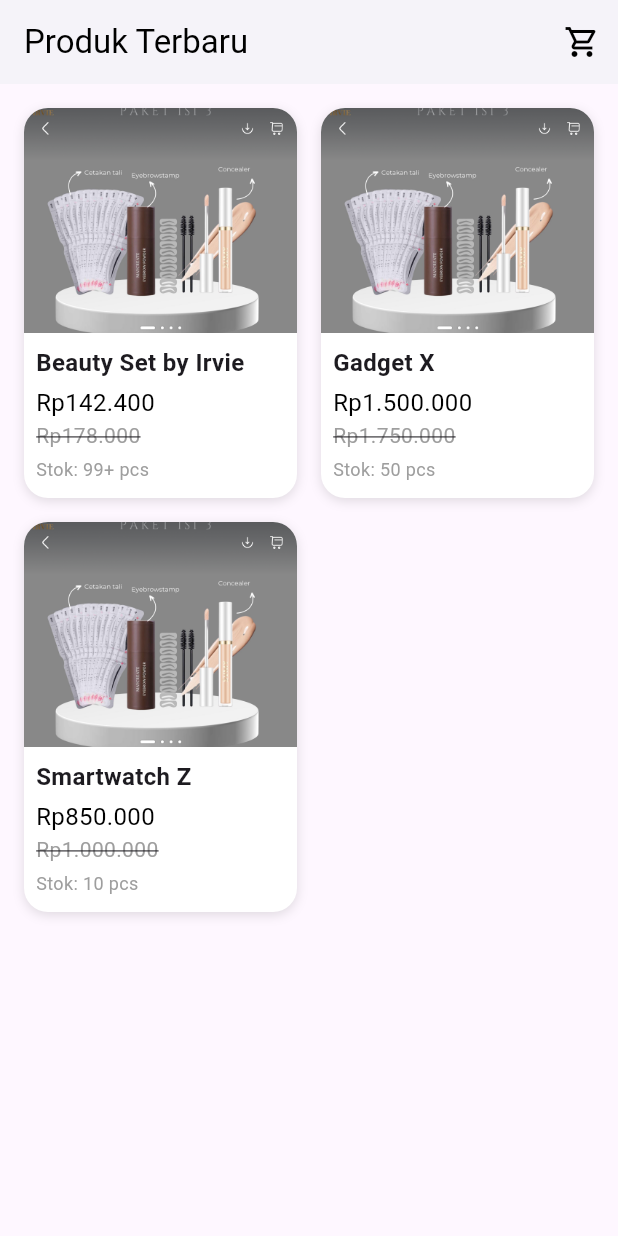
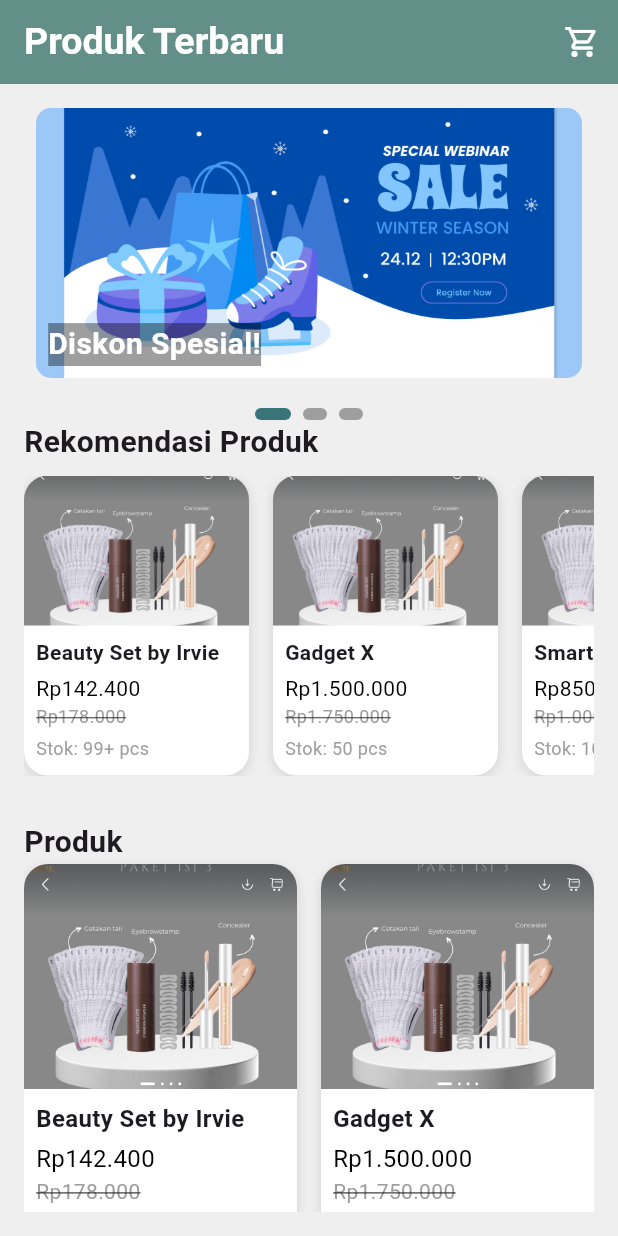
Before and after one commit to adirifta/flutter_application, a Flutter app: the screen it shows after launch, after a tap on "Lewati", on a phone screen of 412 x 824 dp. Run offline on Flutter 3.47's test engine with Material 3 defaults, Android fonts, the phone set to English and light mode, and no system bars.

Commit message:
Menambahkan responsif dan home produk

```diff
--- /dev/null
+++ b/lib/componennt/data/ad_data.dart
@@ -0,0 +1,25 @@
+// ad_data.dart
+class Advertisement {
+  final String imageUrl;
+  final String title;
+
+  Advertisement({
+    required this.imageUrl,
+    required this.title,
+  });
+}
+
+List<Advertisement> advertisements = [
+  Advertisement(
+    imageUrl: 'assets/img/iklan_1.jpg',
+    title: 'Diskon Spesial!',
+  ),
+  Advertisement(
+    imageUrl: 'assets/img/iklan_2.jpg',
+    title: 'Promo Terbaru!',
+  ),
+  Advertisement(
+    imageUrl: 'assets/img/iklan_3.jpg',
+    title: 'Penawaran Hebat!',
+  ),
+];
--- /dev/null
+++ b/lib/componennt/data/product_data.dart
@@ -0,0 +1,23 @@
+final List<Map<String, dynamic>> products = [
+  {
+    'name': 'Beauty Set by Irvie',
+    'price': 'Rp142.400',
+    'oldPrice': 'Rp178.000',
+    'image': 'assets/img/detail_produk.png',
+    'stock': 'Stok: 99+ pcs',
+  },
+  {
+    'name': 'Gadget X',
+    'price': 'Rp1.500.000',
+    'oldPrice': 'Rp1.750.000',
+    'image': 'assets/img/detail_produk.png',
+    'stock': 'Stok: 50 pcs',
+  },
+  {
+    'name': 'Smartwatch Z',
+    'price': 'Rp850.000',
+    'oldPrice': 'Rp1.000.000',
+    'image': 'assets/img/detail_produk.png',
+    'stock': 'Stok: 10 pcs',
+  },
+];
--- a/lib/onboarding_page.dart
+++ b/lib/componennt/onboarding/onboarding_page.dart
@@ -1,5 +1,5 @@
 import 'package:flutter/material.dart';
-import 'onboarding_data.dart';
+import '../data/onboarding_data.dart';
 
 class OnboardingPage extends StatelessWidget {
   final OnboardingData data;
--- a/lib/onboarding_screen.dart
+++ b/lib/componennt/onboarding/onboarding_screen.dart
@@ -1,8 +1,8 @@
 import 'package:flutter/material.dart';
 import 'onboarding_page.dart';
-import 'onboarding_data.dart';
+import '../data/onboarding_data.dart';
 // ignore: unused_import
-import 'product_detail_page.dart';
+import '../product/product_detail_page.dart';
 
 class OnboardingScreen extends StatefulWidget {
   const OnboardingScreen({super.key});
@@ -19,20 +19,21 @@ class _OnboardingScreenState extends State<OnboardingScreen> {
   final List<OnboardingData> onboardingData = [
     OnboardingData(
       imagePath: 'assets/img/onboarding_1.jpg',
-      title: 'Gratis Materi Belajar Menjadi Seller Handal',
+      title: 'Gratis Tips Menjadi Penjual Sepatu Sukses',
       subtitle:
-          'Nggak bisa jualan? Jangan khawatir, Tokomare akan membimbing kamu hingga menjadi seller langsung dari ahlinya.',
+          'Belum bisa jualan sepatu? Jangan khawatir, kami akan membimbingmu untuk menjadi penjual sepatu handal dengan panduan dari para ahli.',
     ),
     OnboardingData(
-      imagePath: 'assets/img/onboarding_2.png',
-      title: 'Ribuan Produk dengan Kualitas Terbaik',
+      imagePath: 'assets/img/onboarding_2.jpg',
+      title: 'Koleksi Sepatu Berkualitas Tinggi',
       subtitle:
-          'Tokomare menyediakan ribuan produk dengan kualitas terbaik dari seller terpercaya.',
+          'Kami menyediakan berbagai jenis sepatu berkualitas dari penjual terpercaya.',
     ),
     OnboardingData(
-      imagePath: 'assets/img/onboarding_3.png',
-      title: 'Toko Online Unik Untuk Kamu Jualan',
-      subtitle: 'Sudut-sudut unik dan toko online profesional siap pakai!',
+      imagePath: 'assets/img/onboarding_3.jpg',
+      title: 'Toko Sepatu Online Unik untuk Bisnismu',
+      subtitle:
+          'Toko sepatu online dengan desain profesional siap digunakan untuk jualan!',
     ),
   ];
 
@@ -90,8 +91,8 @@ class _OnboardingScreenState extends State<OnboardingScreen> {
                   width: currentIndex == index ? 24 : 8,
                   decoration: BoxDecoration(
                     color: currentIndex == index
-                        ? const Color.fromARGB(255, 255, 255, 255)
-                        : Colors.grey,
+                        ? const Color(0xff243642)
+                        : const Color.fromARGB(255, 153, 153, 153),
                     borderRadius: BorderRadius.circular(4),
                   ),
                 );
@@ -115,7 +116,7 @@ class _OnboardingScreenState extends State<OnboardingScreen> {
               },
               style: ElevatedButton.styleFrom(
                 foregroundColor: Colors.white,
-                backgroundColor: Colors.black,
+                backgroundColor: const Color(0xff387478),
                 shape: RoundedRectangleBorder(
                   borderRadius: BorderRadius.circular(10),
                 ),
--- /dev/null
+++ b/lib/componennt/product/ad_slider.dart
@@ -0,0 +1,126 @@
+import 'dart:async';
+import 'package:flutter/material.dart';
+import '../data/ad_data.dart';
+
+class AdSlider extends StatefulWidget {
+  const AdSlider({super.key});
+
+  @override
+  // ignore: library_private_types_in_public_api
+  _AdSliderState createState() => _AdSliderState();
+}
+
+class _AdSliderState extends State<AdSlider> {
+  // ignore: prefer_final_fields
+  PageController _pageController = PageController();
+  int _currentPage = 0;
+  late Timer _timer;
+
+  @override
+  void initState() {
+    super.initState();
+    _timer = Timer.periodic(const Duration(seconds: 3), (Timer timer) {
+      if (_currentPage < advertisements.length - 1) {
+        _currentPage++;
+      } else {
+        _currentPage = 0;
+      }
+      _pageController.animateToPage(
+        _currentPage,
+        duration: const Duration(milliseconds: 300),
+        curve: Curves.easeIn,
+      );
+    });
+  }
+
+  @override
+  void dispose() {
+    _pageController.dispose();
+    _timer.cancel();
+    super.dispose();
+  }
+
+  @override
+  Widget build(BuildContext context) {
+    return LayoutBuilder(
+      builder: (context, constraints) {
+        double imageHeight;
+        if (constraints.maxWidth < 600) {
+          imageHeight = 180; // Mobile size
+        } else if (constraints.maxWidth < 900) {
+          imageHeight = 300; // Tablet size
+        } else {
+          imageHeight = 600; // Desktop size
+        }
+
+        return Column(
+          children: [
+            SizedBox(
+              height: imageHeight,
+              child: PageView.builder(
+                controller: _pageController,
+                itemCount: advertisements.length,
+                onPageChanged: (int index) {
+                  setState(() {
+                    _currentPage = index;
+                  });
+                },
+                itemBuilder: (context, index) {
+                  return _buildAdItem(advertisements[index], imageHeight);
+                },
+              ),
+            ),
+            const SizedBox(height: 20),
+            Row(
+              mainAxisAlignment: MainAxisAlignment.center,
+              children: List.generate(advertisements.length, (index) {
+                return _buildIndicator(index == _currentPage);
+              }),
+            ),
+          ],
+        );
+      },
+    );
+  }
+
+  Widget _buildAdItem(Advertisement ad, double height) {
+    return Container(
+      margin: const EdgeInsets.symmetric(horizontal: 8.0),
+      decoration: BoxDecoration(
+        borderRadius: BorderRadius.circular(10),
+        image: DecorationImage(
+          image: AssetImage(ad.imageUrl),
+          fit: BoxFit.cover,
+        ),
+      ),
+      child: Align(
+        alignment: Alignment.bottomLeft,
+        child: Padding(
+          padding: const EdgeInsets.all(8.0),
+          child: Text(
+            ad.title,
+            style: const TextStyle(
+              color: Colors.white,
+              fontWeight: FontWeight.bold,
+              fontSize: 20,
+              backgroundColor: Colors.black38,
+            ),
+          ),
+        ),
+      ),
+    );
+  }
+
+  Widget _buildIndicator(bool isActive) {
+    return AnimatedContainer(
+      duration: const Duration(milliseconds: 300),
+      margin: const EdgeInsets.symmetric(horizontal: 4.0),
+      height: 8.0,
+      width: isActive ? 24.0 : 16.0,
+      decoration: BoxDecoration(
+        color: isActive ? const Color(0xFF387478) : Colors.grey,
+        borderRadius: BorderRadius.circular(4.0),
+      ),
+    );
+  }
+}
--- /dev/null
+++ b/lib/componennt/product/product_card.dart
@@ -0,0 +1,184 @@
+import 'package:flutter/material.dart';
+
+class ProductCard extends StatelessWidget {
+  final String name;
+  final String price;
+  final String oldPrice;
+  final String imageUrl;
+  final String stock;
+
+  const ProductCard({
+    super.key,
+    required this.name,
+    required this.price,
+    required this.oldPrice,
+    required this.imageUrl,
+    required this.stock,
+  });
+
+  @override
+  Widget build(BuildContext context) {
+    return Container(
+      decoration: BoxDecoration(
+        borderRadius: BorderRadius.circular(16.0),
+        color: Colors.white,
+        boxShadow: const [
+          BoxShadow(
+            color: Colors.black12,
+            blurRadius: 6.0,
+            offset: Offset(0, 2),
+          ),
+        ],
+      ),
+      child: Column(
+        crossAxisAlignment: CrossAxisAlignment.start,
+        children: [
+          // Product image
+          ClipRRect(
+            borderRadius: const BorderRadius.only(
+              topLeft: Radius.circular(16.0),
+              topRight: Radius.circular(16.0),
+            ),
+            child: Image.asset(
+              imageUrl,
+              height: 150,
+              width: double.infinity,
+              fit: BoxFit.cover,
+            ),
+          ),
+          Padding(
+            padding: const EdgeInsets.all(8.0),
+            child: Column(
+              crossAxisAlignment: CrossAxisAlignment.start,
+              children: [
+                Text(
+                  name,
+                  style: const TextStyle(
+                    fontSize: 16,
+                    fontWeight: FontWeight.bold,
+                  ),
+                ),
+                const SizedBox(height: 4.0),
+                Text(
+                  price,
+                  style: const TextStyle(
+                    fontSize: 16,
+                    color: Colors.black,
+                  ),
+                ),
+                Text(
+                  oldPrice,
+                  style: const TextStyle(
+                    fontSize: 14,
+                    decoration: TextDecoration.lineThrough,
+                    color: Colors.grey,
+                  ),
+                ),
+                const SizedBox(height: 4.0),
+                Text(
+                  stock,
+                  style: const TextStyle(
+                    fontSize: 12,
+                    color: Colors.grey,
+                  ),
+                ),
+              ],
+            ),
+          ),
+        ],
+      ),
+    );
+  }
+}
+
+class HorizontalProductCard extends StatelessWidget {
+  final String name;
+  final String price;
+  final String oldPrice;
+  final String imageUrl;
+  final String stock;
+
+  const HorizontalProductCard({
+    super.key,
+    required this.name,
+    required this.price,
+    required this.oldPrice,
+    required this.imageUrl,
+    required this.stock,
+  });
+
+  @override
+  Widget build(BuildContext context) {
+    return Container(
+      width: 150, // Set a fixed width for horizontal cards
+      decoration: BoxDecoration(
+        borderRadius: BorderRadius.circular(16.0),
+        color: Colors.white,
+        boxShadow: const [
+          BoxShadow(
+            color: Colors.black12,
+            blurRadius: 6.0,
+            offset: Offset(0, 2),
+          ),
+        ],
+      ),
+      child: Column(
+        crossAxisAlignment: CrossAxisAlignment.start,
+        children: [
+          // Product image
+          ClipRRect(
+            borderRadius: const BorderRadius.only(
+              topLeft: Radius.circular(16.0),
+              topRight: Radius.circular(16.0),
+            ),
+            child: Image.asset(
+              imageUrl,
+              height: 100,
+              width: double.infinity,
+              fit: BoxFit.cover,
+            ),
+          ),
+          Padding(
+            padding: const EdgeInsets.all(8.0),
+            child: Column(
+              crossAxisAlignment: CrossAxisAlignment.start,
+              children: [
+                Text(
+                  name,
+                  style: const TextStyle(
+                    fontSize: 14,
+                    fontWeight: FontWeight.bold,
+                  ),
+                ),
+                const SizedBox(height: 4.0),
+                Text(
+                  price,
+                  style: const TextStyle(
+                    fontSize: 14,
+                    color: Colors.black,
+                  ),
+                ),
+                Text(
+                  oldPrice,
+                  style: const TextStyle(
+                    fontSize: 12,
+                    decoration: TextDecoration.lineThrough,
+                    color: Colors.grey,
+                  ),
+                ),
+                const SizedBox(height: 4.0),
+                Text(
+                  stock,
+                  style: const TextStyle(
+                    fontSize: 12,
+                    color: Colors.grey,
+                  ),
+                ),
+              ],
+            ),
+          ),
+        ],
+      ),
+    );
+  }
+}
--- a/lib/home_page.dart
+++ b/lib/home_page.dart
@@ -1,68 +1,166 @@
 import 'package:flutter/material.dart';
-import 'product_detail_page.dart';
+import 'package:flutter_application/componennt/product/ad_slider.dart';
+import 'componennt/product/product_detail_page.dart';
+import 'componennt/product/product_card.dart';
+import 'componennt/data/product_data.dart';
 
 class HomePage extends StatelessWidget {
   const HomePage({super.key});
 
   @override
   Widget build(BuildContext context) {
-    // Sample list of products
-    final List<Map<String, dynamic>> products = [
-      {
-        'name': 'Beauty Set by Irvie',
-        'price': 'Rp142.400',
-        'oldPrice': 'Rp178.000',
-        'image': 'assets/img/detail_produk.png',
-        'stock': 'Stok: 99+ pcs',
-      },
-      {
-        'name': 'Gadget X',
-        'price': 'Rp1.500.000',
-        'oldPrice': 'Rp1.750.000',
-        'image': 'assets/img/detail_produk.png',
-        'stock': 'Stok: 50 pcs',
-      },
-      {
-        'name': 'Smartwatch Z',
-        'price': 'Rp850.000',
-        'oldPrice': 'Rp1.000.000',
-        'image': 'assets/img/detail_produk.png',
-        'stock': 'Stok: 10 pcs',
-      },
-    ];
+    // Get the screen size
+    Size screenSize = MediaQuery.of(context).size;
 
     return Scaffold(
       appBar: AppBar(
-        title: const Text(
-          'Produk Terbaru',
-          style: TextStyle(color: Colors.black),
+        backgroundColor: const Color(0xFF629584),
+        elevation: 4,
+        title: const Row(
+          children: [
+            Text(
+              'Produk Terbaru',
+              style: TextStyle(
+                color: Colors.white,
+                fontWeight: FontWeight.bold,
+                fontSize: 25,
+              ),
+            ),
+            Spacer(),
+          ],
         ),
-        backgroundColor: Colors.white,
-        elevation: 2,
         actions: [
           IconButton(
-            icon: const Icon(Icons.shopping_cart_outlined, color: Colors.black),
-            onPressed: () {
-              // Add cart functionality here
-            },
+            icon: const Icon(Icons.shopping_cart_outlined),
+            color: Colors.white,
+            onPressed: () {},
           ),
         ],
       ),
-      body: Padding(
+      body: Container(
+        color: const Color(0xFFEFEFEF),
         padding: const EdgeInsets.all(16.0),
-        child: GridView.builder(
-          gridDelegate: const SliverGridDelegateWithFixedCrossAxisCount(
-            crossAxisCount: 2, // 2 products per row
+        child: LayoutBuilder(
+          builder: (context, constraints) {
+            // Determine layout based on screen width
+            if (constraints.maxWidth < 600) {
+              // Mobile layout
+              return SingleChildScrollView(
+                child: Column(
+                  children: [
+                    const AdSlider(),
+                    _buildRecommendations(context),
+                    _buildProductGrid(context, 2), // 2 columns for mobile
+                  ],
+                ),
+              );
+            } else if (constraints.maxWidth < 900) {
+              // Tablet layout
+              return SingleChildScrollView(
+                child: Column(
+                  children: [
+                    const AdSlider(),
+                    _buildRecommendations(context),
+                    _buildProductGrid(context, 3), // 3 columns for tablet
+                  ],
+                ),
+              );
+            } else {
+              // Desktop layout
+              return SingleChildScrollView(
+                child: Column(
+                  children: [
+                    const AdSlider(),
+                    _buildRecommendations(context),
+                    _buildProductGrid(context, 4), // 4 columns for desktop
+                  ],
+                ),
+              );
+            }
+          },
+        ),
+      ),
+    );
+  }
+
+  Widget _buildRecommendations(BuildContext context) {
+    return Column(
+      crossAxisAlignment: CrossAxisAlignment.start,
+      children: [
+        const Align(
+          alignment: Alignment.centerLeft,
+          child: Text(
+            'Rekomendasi Produk',
+            style: TextStyle(
+              fontSize: 20,
+              fontWeight: FontWeight.bold,
+            ),
+          ),
+        ),
+        const SizedBox(height: 8.0),
+        SizedBox(
+          height: 200,
+          child: ListView.builder(
+            scrollDirection: Axis.horizontal,
+            itemCount: products.length,
+            itemBuilder: (context, index) {
+              final product = products[index];
+              return Padding(
+                padding: const EdgeInsets.only(right: 16.0),
+                child: GestureDetector(
+                  onTap: () {
+                    Navigator.push(
+                      context,
+                      MaterialPageRoute(
+                        builder: (context) => const ProductDetailPage(),
+                      ),
+                    );
+                  },
+                  child: HorizontalProductCard(
+                    name: product['name'],
+                    price: product['price'],
+                    oldPrice: product['oldPrice'],
+                    imageUrl: product['image'],
+                    stock: product['stock'],
+                  ),
+                ),
+              );
+            },
+          ),
+        ),
+        const SizedBox(height: 30),
+      ],
+    );
+  }
+
+  Widget _buildProductGrid(BuildContext context, int columns) {
+    return Column(
+      crossAxisAlignment: CrossAxisAlignment.start,
+      children: [
+        const Align(
+          alignment: Alignment.centerLeft,
+          child: Text(
+            'Produk',
+            style: TextStyle(
+              fontSize: 20,
+              fontWeight: FontWeight.bold,
+            ),
+          ),
+        ),
+        GridView.builder(
+          gridDelegate: SliverGridDelegateWithFixedCrossAxisCount(
+            crossAxisCount: columns,
             crossAxisSpacing: 16.0,
             mainAxisSpacing: 16.0,
             childAspectRatio: 0.7,
           ),
           itemCount: products.length,
+          shrinkWrap: true,
+          physics: const NeverScrollableScrollPhysics(),
           itemBuilder: (context, index) {
             final product = products[index];
             return GestureDetector(
               onTap: () {
-                // Navigate to product detail
                 Navigator.push(
                   context,
                   MaterialPageRoute(
@@ -80,99 +178,8 @@ class HomePage extends StatelessWidget {
             );
           },
         ),
-      ),
+        const SizedBox(height: 50),
+      ],
     );
   }
 }
-
-// Custom widget for displaying a product card
-class ProductCard extends StatelessWidget {
-  final String name;
-  final String price;
-  final String oldPrice;
-  final String imageUrl;
-  final String stock;
-
-  const ProductCard({
-    Key? key,
-    required this.name,
-    required this.price,
-    required this.oldPrice,
-    required this.imageUrl,
-    required this.stock,
-  }) : super(key: key);
-
-  @override
-  Widget build(BuildContext context) {
-    return Container(
-      decoration: BoxDecoration(
-        borderRadius: BorderRadius.circular(16.0),
-        color: Colors.white,
-        boxShadow: const [
-          BoxShadow(
-            color: Colors.black12,
-            blurRadius: 6.0,
-            offset: Offset(0, 2),
-          ),
-        ],
-      ),
-      child: Column(
-        crossAxisAlignment: CrossAxisAlignment.start,
-        children: [
-          // Product image
-          ClipRRect(
-            borderRadius: const BorderRadius.only(
-              topLeft: Radius.circular(16.0),
-              topRight: Radius.circular(16.0),
-            ),
-            child: Image.asset(
-              imageUrl,
-              height: 150,
-              width: double.infinity,
-              fit: BoxFit.cover,
-            ),
-          ),
-          Padding(
-            padding: const EdgeInsets.all(8.0),
-            child: Column(
-              crossAxisAlignment: CrossAxisAlignment.start,
-              children: [
-                Text(
-                  name,
-                  style: const TextStyle(
-                    fontSize: 16,
-                    fontWeight: FontWeight.bold,
-                  ),
-                ),
-                const SizedBox(height: 4.0),
-                Text(
-                  price,
-                  style: const TextStyle(
-                    fontSize: 16,
-                    color: Colors.black,
-                  ),
-                ),
-                Text(
-                  oldPrice,
-                  style: const TextStyle(
-                    fontSize: 14,
-                    decoration: TextDecoration.lineThrough,
-                    color: Colors.grey,
-                  ),
-                ),
-                const SizedBox(height: 4.0),
-                Text(
-                  stock,
-                  style: const TextStyle(
-                    fontSize: 12,
-                    color: Colors.grey,
-                  ),
-                ),
-              ],
-            ),
-          ),
-        ],
-      ),
-    );
-  }
-}
--- a/lib/main.dart
+++ b/lib/main.dart
@@ -1,7 +1,8 @@
 import 'package:flutter/material.dart';
 import 'package:flutter_application/home_page.dart';
-import 'onboarding_screen.dart';
-import 'product_detail_page.dart';
+import 'componennt/onboarding/onboarding_screen.dart';
+import 'componennt/product/product_detail_page.dart';
+import 'splash_screen.dart';
 
 void main() {
   runApp(const MyApp());
@@ -14,8 +15,9 @@ class MyApp extends StatelessWidget {
   Widget build(BuildContext context) {
     return MaterialApp(
       debugShowCheckedModeBanner: false,
-      home: const OnboardingScreen(),
+      home: const SplashScreen(),
       routes: {
+        '/onboarding': (context) => const OnboardingScreen(),
         '/homepage': (context) => const HomePage(),
         '/productDetail': (context) => const ProductDetailPage(),
       },
--- /dev/null
+++ b/lib/splash_screen.dart
@@ -0,0 +1,40 @@
+import 'dart:async';
+import 'package:flutter/material.dart';
+import 'componennt/onboarding/onboarding_screen.dart';
+
+class SplashScreen extends StatefulWidget {
+  const SplashScreen({super.key});
+
+  @override
+  // ignore: library_private_types_in_public_api
+  _SplashScreenState createState() => _SplashScreenState();
+}
+
+class _SplashScreenState extends State<SplashScreen> {
+  @override
+  void initState() {
+    super.initState();
+
+
+    Timer(const Duration(seconds: 3), () {
+      Navigator.pushReplacement(
+        context,
+        MaterialPageRoute(builder: (context) => const OnboardingScreen()),
+      );
+    });
+  }
+
+  @override
+  Widget build(BuildContext context) {
+    return Scaffold(
+      backgroundColor: Colors.white,
+      body: Center(
+        child: Image.asset(
+          'assets/img/logo.png',
+          width: 200,
+          height: 200,
+        ),
+      ),
+    );
+  }
+}
```
Also changed, not shown: lib/componennt/product/product_detail_page.dart (renamed from lib/product_detail_page.dart, +4 -6 lines), assets/img/iklan_1.jpg (added), assets/img/iklan_2.jpg (added), assets/img/iklan_3.jpg (added), assets/img/logo.png (added), assets/img/onboarding_2.jpg (added), assets/img/onboarding_2.png (deleted), assets/img/onboarding_3.jpg (added), assets/img/onboarding_3.png (deleted), lib/componennt/data/onboarding_data.dart (line endings or trailing spaces).
